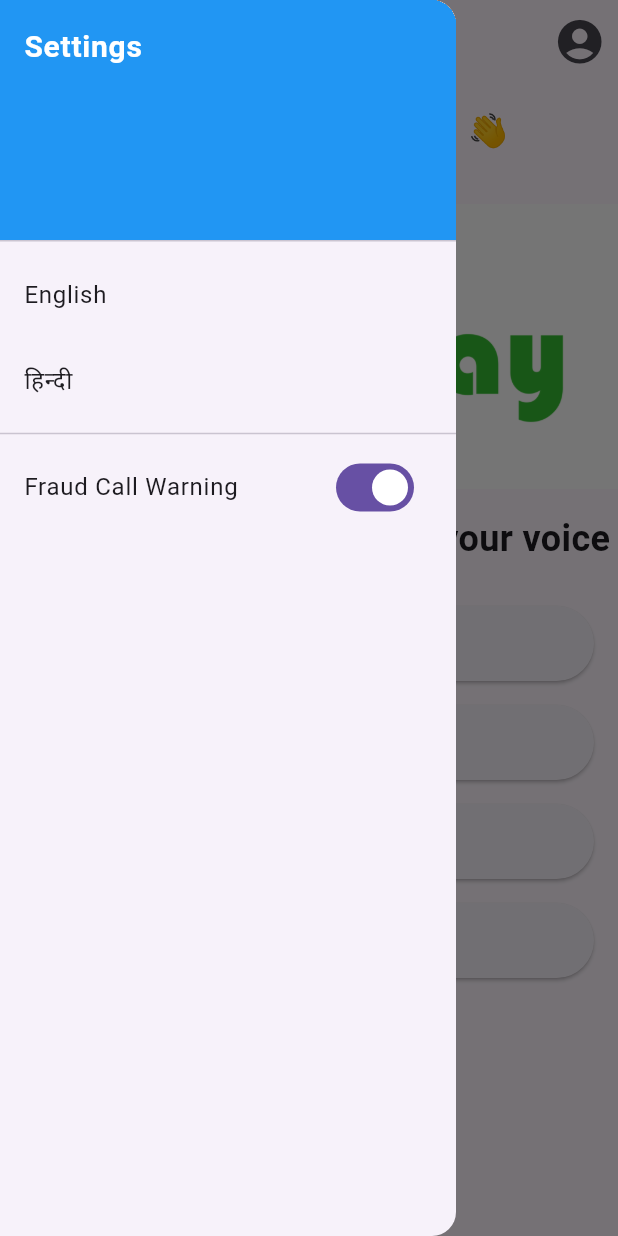
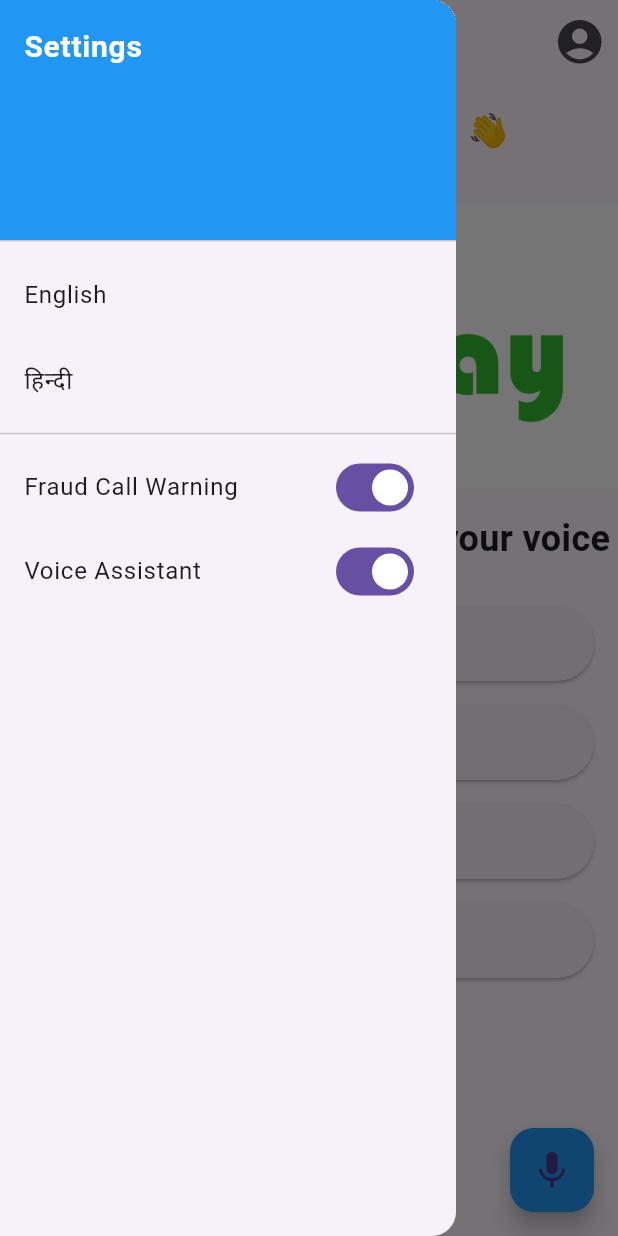
Before and after one commit to SohelPratap/vpay-fluttter, a Flutter app: the HomeScreen screen opened directly, with the side drawer open, on a phone screen of 412 x 824 dp. Run offline on Flutter 3.47's test engine with Material 3 defaults, Android fonts, the phone set to English and light mode, and no system bars; our stand-ins replace firebase_auth, firebase_core, flutter_tts, intl_phone_number_input, permission_handler, shared_preferences and 1 more; missing offline and left inert: phone_state, porcupine_flutter; accounts and stored records are empty; generated files the repository leaves out were written again.

```diff
--- a/lib/screens/home_screen.dart
+++ b/lib/screens/home_screen.dart
@@ -1,3 +1,4 @@
+import 'dart:async';
 import 'package:flutter/material.dart';
 import 'package:shared_preferences/shared_preferences.dart';
 import 'package:provider/provider.dart';
@@ -7,10 +8,10 @@ import 'make_payment_page.dart';
 import 'check_balance_page.dart';
 import 'add_bank_page.dart';
 import 'history_page.dart';
-import 'add_bank_page.dart';
 import 'profile_page.dart';
 import '../language_provider.dart';
-import '../features/call_feature.dart';  // Import CallFeature
+import '../features/call_feature.dart';
+import '../features/voice_assistant.dart';  // Import VoiceAssistant class
 
 class HomeScreen extends StatefulWidget {
   @override
@@ -21,7 +22,9 @@ class _HomeScreenState extends State<HomeScreen> {
   final GlobalKey<ScaffoldState> _scaffoldKey = GlobalKey<ScaffoldState>();
   String userName = "User";
   bool isFraudWarningEnabled = true; // Default enabled
+  bool isVoiceAssistantEnabled = true; // Default enabled
   late CallFeature _callFeature;
+  late VoiceAssistant _voiceAssistant;
 
   @override
   void initState() {
@@ -29,6 +32,13 @@ class _HomeScreenState extends State<HomeScreen> {
     _loadUserName();
     _callFeature = CallFeature();
     _loadFraudWarningState();
+    _loadVoiceAssistantState();
+
+    // Initialize voice assistant
+    _voiceAssistant = VoiceAssistant();
+    if (isVoiceAssistantEnabled) {
+      _voiceAssistant.initializeWakeword(_handleVoiceCommand);
+    }
   }
 
   Future<void> _loadUserName() async {
@@ -45,11 +55,43 @@ class _HomeScreenState extends State<HomeScreen> {
     });
   }
 
+  Future<void> _loadVoiceAssistantState() async {
+    SharedPreferences prefs = await SharedPreferences.getInstance();
+    setState(() {
+      isVoiceAssistantEnabled = prefs.getBool('voice_assistant_enabled') ?? true;
+    });
+  }
+
   Future<void> _toggleFraudWarning(bool value) async {
     await _callFeature.toggleWarning(value);
     setState(() {
       isFraudWarningEnabled = value;
     });
+  }
+
+  Future<void> _toggleVoiceAssistant(bool value) async {
+    SharedPreferences prefs = await SharedPreferences.getInstance();
+    await prefs.setBool('voice_assistant_enabled', value);
+    setState(() {
+      isVoiceAssistantEnabled = value;
+    });
+
+    if (value) {
+      _voiceAssistant.initializeWakeword(_handleVoiceCommand);
+      _voiceAssistant.startWakeWordDetection();
+    } else {
+      _voiceAssistant.stopWakeWordDetection();
+      _voiceAssistant.stopListening();
+    }
+  }
+
+  void _handleVoiceCommand(String command) {
+    // TODO: Implement logic to send the command to the ML backend for intent detection.
+    // For now, this is just a placeholder.
+    print("Recognized Command: $command");
+
+    // Example: You can add logic here to send the command to your ML backend.
+    // Once the intent is determined, you can handle navigation or other actions.
   }
 
   @override
@@ -95,7 +137,7 @@ class _HomeScreenState extends State<HomeScreen> {
         ],
       ),
 
-      // Drawer with Language Selection & Fraud Warning Toggle
+      // Drawer with Language Selection, Fraud Warning Toggle, and Voice Assistant Toggle
       drawer: Drawer(
         child: ListView(
           padding: EdgeInsets.zero,
@@ -126,6 +168,11 @@ class _HomeScreenState extends State<HomeScreen> {
               title: Text("Fraud Call Warning"),
               value: isFraudWarningEnabled,
               onChanged: _toggleFraudWarning,
+            ),
+            SwitchListTile(
+              title: Text("Voice Assistant"),
+              value: isVoiceAssistantEnabled,
+              onChanged: _toggleVoiceAssistant,
             ),
           ],
         ),
@@ -162,50 +209,52 @@ class _HomeScreenState extends State<HomeScreen> {
                 label: AppLocalizations.of(context)!.make_payment,
                 icon: Icons.payment,
                 onTap: () {
-                  Navigator.push(
-                    context,
-                    MaterialPageRoute(builder: (context) => MakePaymentPage()),
-                  );
+                  Navigator.push(context, MaterialPageRoute(builder: (context) => MakePaymentPage()));
                 },
               ),
               PaymentButton(
                 label: AppLocalizations.of(context)!.check_balance,
                 icon: Icons.account_balance_wallet,
                 onTap: () {
-                  Navigator.push(
-                    context,
-                    MaterialPageRoute(builder: (context) => CheckBalancePage()),
-                  );
+                  Navigator.push(context, MaterialPageRoute(builder: (context) => CheckBalancePage()));
                 },
               ),
               PaymentButton(
                 label: AppLocalizations.of(context)!.add_bank,
                 icon: Icons.account_balance,
                 onTap: () {
-                  Navigator.push(
-                    context,
-                    MaterialPageRoute(builder: (context) => AddBankPage()),
-                  );
+                  Navigator.push(context, MaterialPageRoute(builder: (context) => AddBankPage()));
                 },
               ),
               PaymentButton(
                 label: AppLocalizations.of(context)!.history,
                 icon: Icons.history,
                 onTap: () {
-                  Navigator.push(
-                    context,
-                    MaterialPageRoute(builder: (context) => HistoryPage()),
-                  );
+                  Navigator.push(context, MaterialPageRoute(builder: (context) => HistoryPage()));
                 },
               ),
             ],
           ),
         ),
       ),
+
+      // Floating Voice Assistant Button
+      floatingActionButton: isVoiceAssistantEnabled
+          ? FloatingActionButton(
+        onPressed: () {
+          // TODO: Implement logic for manual mic button press.
+          // For now, this just starts listening.
+          _voiceAssistant.startListening();
+        },
+        child: Icon(Icons.mic, size: 30),
+        backgroundColor: Colors.blue,
+      )
+          : null,
     );
   }
 }
 
+// Reusable PaymentButton Widget
 class PaymentButton extends StatelessWidget {
   final String label;
   final IconData icon;
--- a/lib/screens/otp_screen.dart
+++ b/lib/screens/otp_screen.dart
@@ -87,7 +87,7 @@ class _OtpScreenState extends State<OtpScreen> {
 
       // Now, check if the user exists in the database
       final response = await http.get(
-        Uri.parse('http://192.168.0.117:3000/check-auth/$encodedPhoneNumber'),
+        Uri.parse('http://192.168.0.101:3000/check-auth/$encodedPhoneNumber'),
       );
 
       if (response.statusCode == 200) {
@@ -96,7 +96,7 @@ class _OtpScreenState extends State<OtpScreen> {
         if (data['auth'] == 'yes') {
           // Fetch profile details from the server
           final profileResponse = await http.get(
-            Uri.parse('http://192.168.0.117:3000/fetch-profile/$encodedPhoneNumber'),
+            Uri.parse('http://192.168.0.101:3000/fetch-profile/$encodedPhoneNumber'),
           );
 
           if (profileResponse.statusCode == 200) {
--- a/lib/screens/profile_creation_screen.dart
+++ b/lib/screens/profile_creation_screen.dart
@@ -11,7 +11,7 @@ class ProfileCreationScreen extends StatelessWidget {
 
   // Save profile data to server & SharedPreferences
   Future<void> saveProfile(String name, String email, BuildContext context) async {
-    final url = Uri.parse('http://192.168.0.117:3000/save-profile');
+    final url = Uri.parse('http://192.168.0.101:3000/save-profile');
 
     final response = await http.post(
       url,
--- a/pubspec.yaml
+++ b/pubspec.yaml
@@ -70,6 +70,7 @@ flutter:
   assets:
     - assets/profile_picture.jpg
     - assets/voice_pay.jpg
+    - assets/Hey-V-pay_en_android_v3_0_0.ppn
 
   # The following line ensures that the Material Icons font is
   # included with your application, so that you can use the icons in
```
